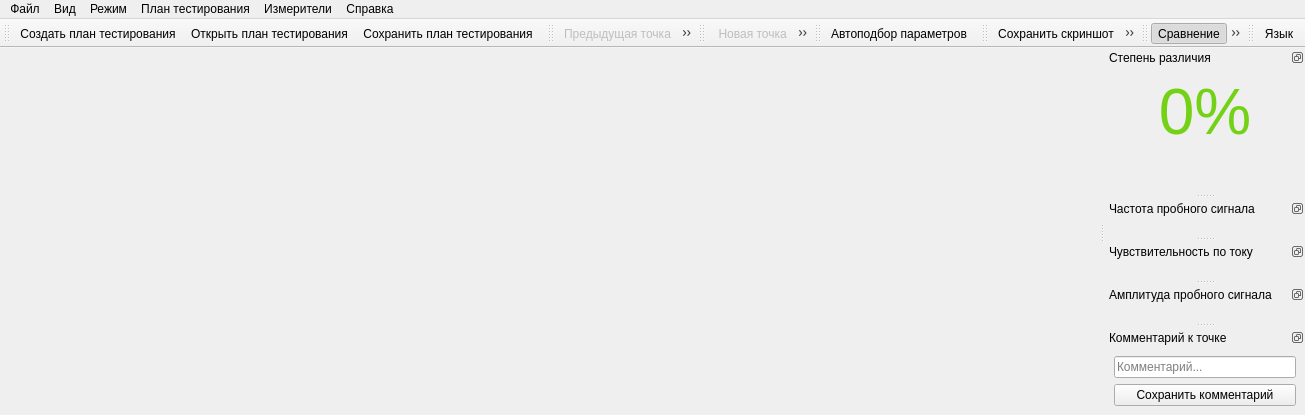
Old version of the form gui/mainwindow.ui in the repository EPC-MSU/EPLab.
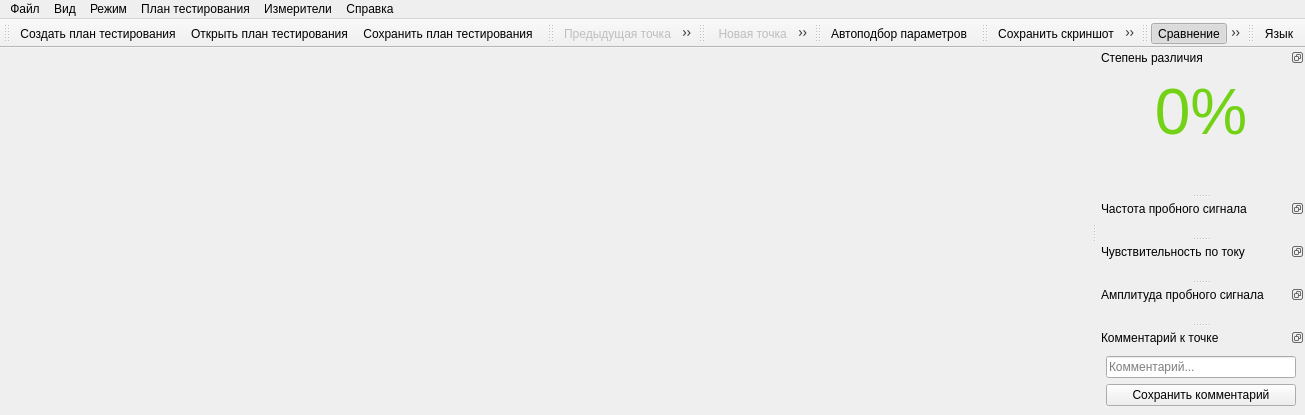
New version of the form. Icons and pictures are not drawn.

Commit message: Set score with tenths precision

```diff
--- a/gui/mainwindow.ui
+++ b/gui/mainwindow.ui
@@ -42,7 +42,7 @@
       <widget class="QLabel" name="score_label">
        <property name="minimumSize">
         <size>
-         <width>182</width>
+         <width>190</width>
          <height>0</height>
         </size>
        </property>
```
The commit also changes 1 other file.
